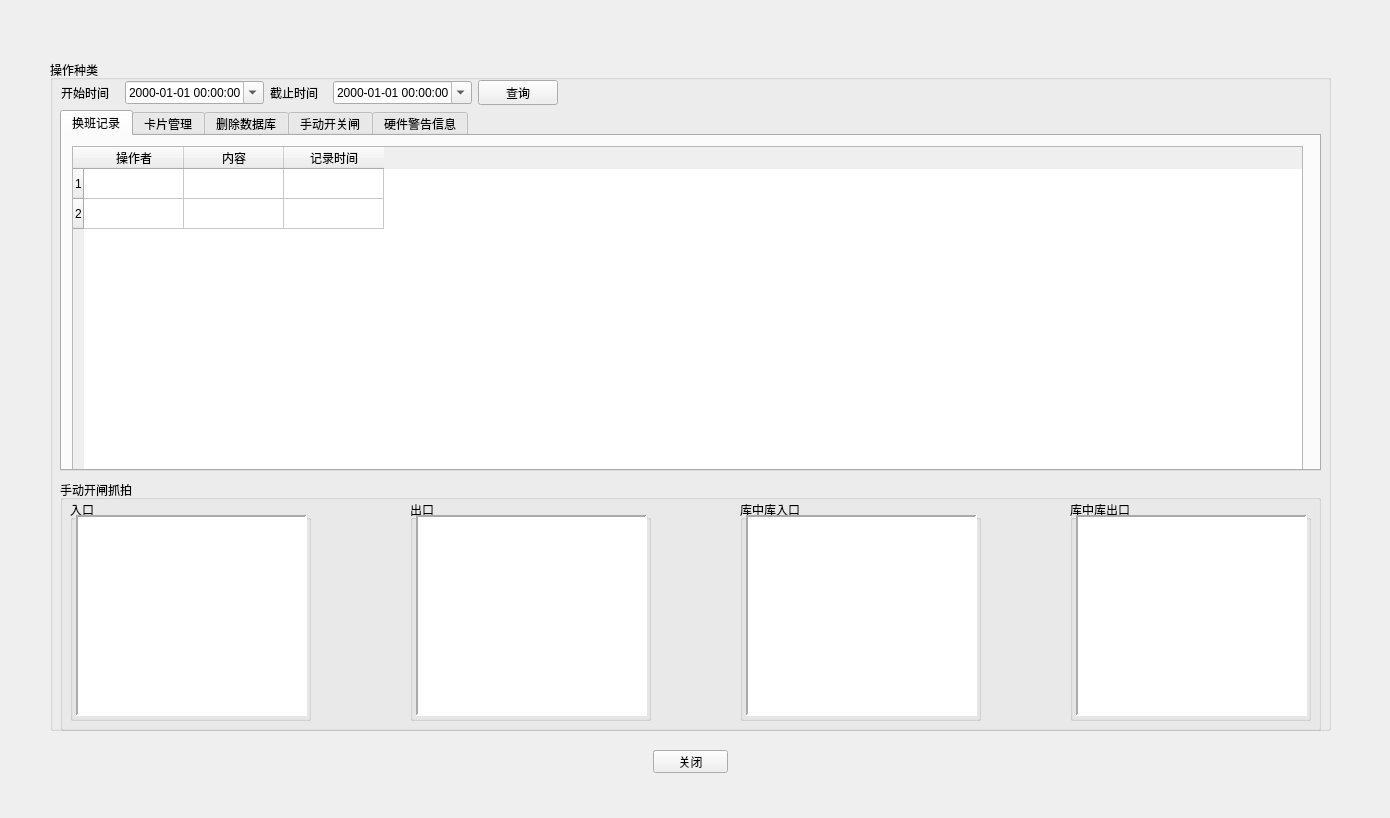
Qt form UIWnd/newsyslog.ui (Anne081031/WinParkUI) before a commit.
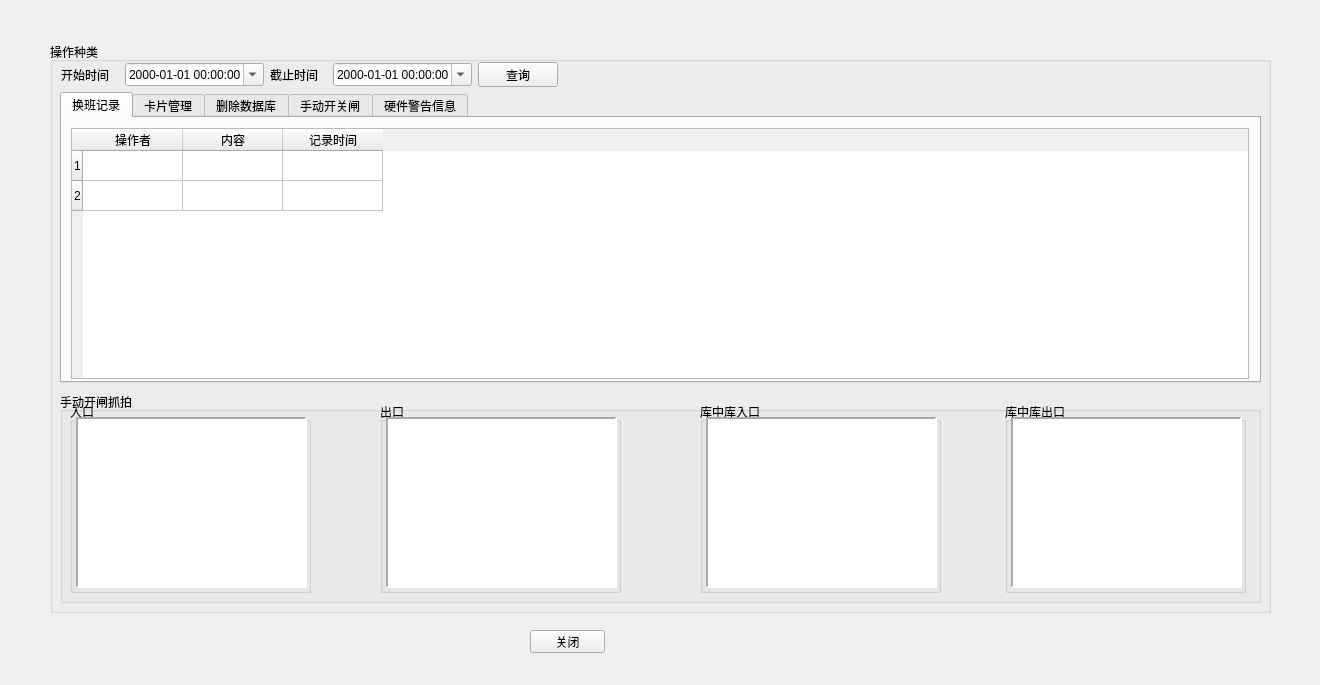
The same form after that commit. Icons and pictures are not drawn.

Patch:
```diff
--- a/UIWnd/newsyslog.ui
+++ b/UIWnd/newsyslog.ui
@@ -6,8 +6,8 @@
    <rect>
     <x>0</x>
     <y>0</y>
-    <width>1390</width>
-    <height>818</height>
+    <width>1320</width>
+    <height>685</height>
    </rect>
   </property>
   <property name="windowTitle">
@@ -26,9 +26,9 @@
    <property name="geometry">
     <rect>
      <x>40</x>
-     <y>40</y>
-     <width>1301</width>
-     <height>741</height>
+     <y>30</y>
+     <width>1241</width>
+     <height>671</height>
     </rect>
    </property>
    <property name="styleSheet">
@@ -38,9 +38,9 @@
     <property name="geometry">
      <rect>
       <x>10</x>
-      <y>20</y>
-      <width>1281</width>
-      <height>671</height>
+      <y>12</y>
+      <width>1221</width>
+      <height>571</height>
      </rect>
     </property>
     <property name="styleSheet">
@@ -54,8 +54,8 @@
       <rect>
        <x>10</x>
        <y>50</y>
-       <width>1261</width>
-       <height>361</height>
+       <width>1201</width>
+       <height>291</height>
       </rect>
      </property>
      <property name="styleSheet">
@@ -71,10 +71,10 @@
       <widget class="QTableWidget" name="tableShift">
        <property name="geometry">
         <rect>
-         <x>10</x>
+         <x>9</x>
          <y>10</y>
-         <width>1231</width>
-         <height>351</height>
+         <width>1178</width>
+         <height>251</height>
         </rect>
        </property>
        <property name="styleSheet">
@@ -272,9 +272,9 @@
      <property name="geometry">
       <rect>
        <x>10</x>
-       <y>420</y>
-       <width>1261</width>
-       <height>251</height>
+       <y>350</y>
+       <width>1201</width>
+       <height>211</height>
       </rect>
      </property>
      <property name="styleSheet">
@@ -287,9 +287,9 @@
       <property name="geometry">
        <rect>
         <x>10</x>
-        <y>20</y>
+        <y>10</y>
         <width>241</width>
-        <height>221</height>
+        <height>191</height>
        </rect>
       </property>
       <property name="styleSheet">
@@ -304,7 +304,7 @@
          <x>6</x>
          <y>15</y>
          <width>231</width>
-         <height>201</height>
+         <height>171</height>
         </rect>
        </property>
        <property name="styleSheet">
@@ -330,10 +330,10 @@
      <widget class="QGroupBox" name="groupBox_5">
       <property name="geometry">
        <rect>
-        <x>350</x>
-        <y>20</y>
+        <x>320</x>
+        <y>10</y>
         <width>241</width>
-        <height>221</height>
+        <height>191</height>
        </rect>
       </property>
       <property name="styleSheet">
@@ -348,7 +348,7 @@
          <x>6</x>
          <y>15</y>
          <width>231</width>
-         <height>201</height>
+         <height>171</height>
         </rect>
        </property>
        <property name="styleSheet">
@@ -374,10 +374,10 @@
      <widget class="QGroupBox" name="groupBox_6">
       <property name="geometry">
        <rect>
-        <x>680</x>
-        <y>20</y>
+        <x>640</x>
+        <y>10</y>
         <width>241</width>
-        <height>221</height>
+        <height>191</height>
        </rect>
       </property>
       <property name="styleSheet">
@@ -392,7 +392,7 @@
          <x>6</x>
          <y>15</y>
          <width>231</width>
-         <height>201</height>
+         <height>171</height>
         </rect>
        </property>
        <property name="styleSheet">
@@ -418,10 +418,10 @@
      <widget class="QGroupBox" name="groupBox_7">
       <property name="geometry">
        <rect>
-        <x>1010</x>
-        <y>20</y>
+        <x>945</x>
+        <y>10</y>
         <width>241</width>
-        <height>221</height>
+        <height>191</height>
        </rect>
       </property>
       <property name="styleSheet">
@@ -436,7 +436,7 @@
          <x>6</x>
          <y>15</y>
          <width>231</width>
-         <height>201</height>
+         <height>171</height>
         </rect>
        </property>
        <property name="styleSheet">
@@ -460,7 +460,7 @@
       </widget>
      </widget>
     </widget>
-    <widget class="QWidget" name="">
+    <widget class="QWidget" name="layoutWidget">
      <property name="geometry">
       <rect>
        <x>11</x>
@@ -517,8 +517,8 @@
    <widget class="QPushButton" name="btnMinimalize">
     <property name="geometry">
      <rect>
-      <x>613</x>
-      <y>710</y>
+      <x>490</x>
+      <y>600</y>
       <width>75</width>
       <height>23</height>
      </rect>
@@ -557,8 +557,8 @@
   <widget class="QLabel" name="lblClose">
    <property name="geometry">
     <rect>
-     <x>1350</x>
-     <y>6</y>
+     <x>1280</x>
+     <y>3</y>
      <width>30</width>
      <height>15</height>
     </rect>
```
Left out of the diff: 26 changed lines with no effect on the pictures.
